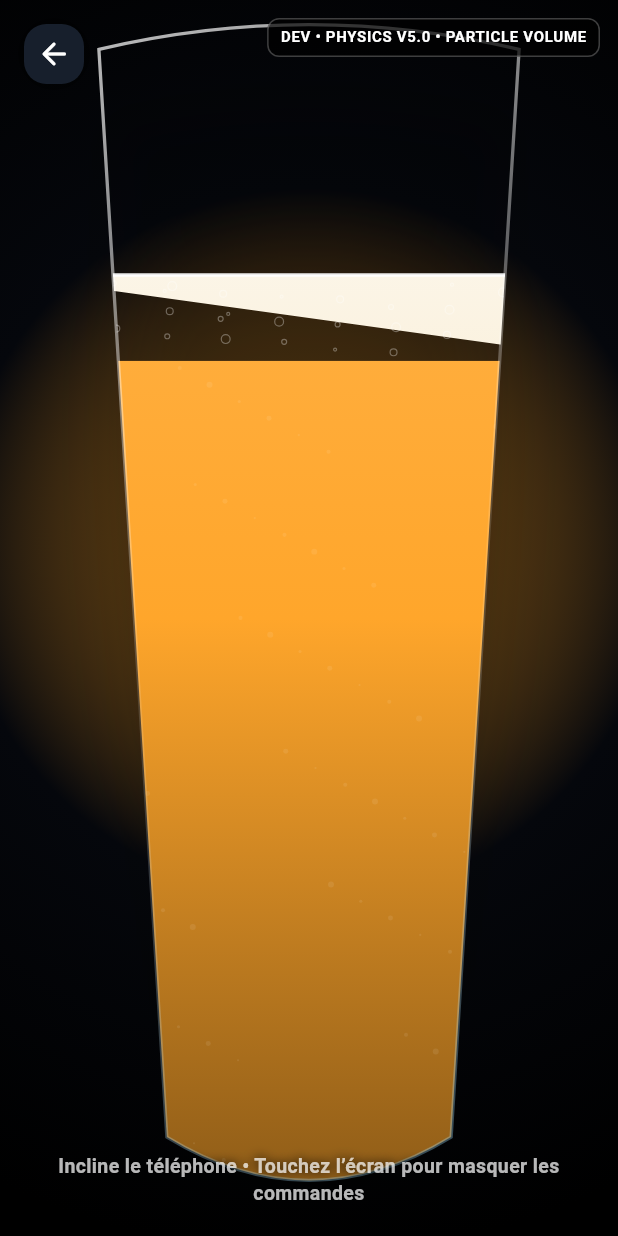
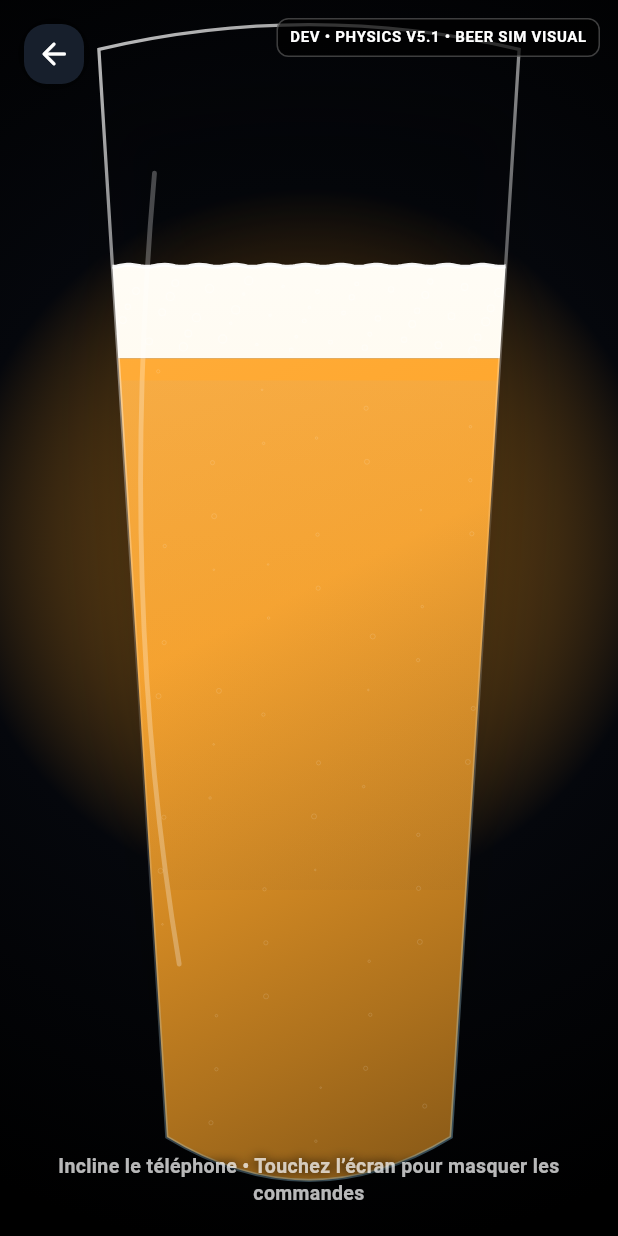
Before and after one commit to Neo52000/drinkverse, a Flutter app: the screen it shows after launch, after a tap on "Lancer la simulation", on a phone screen of 412 x 824 dp. Run offline on Flutter 3.47's test engine with Material 3 defaults, Android fonts, the phone set to English and light mode, and no system bars; our stand-ins replace sensors_plus.

Commit message:
feat: add V5.1 beer simulator visual pass and external pour stream

```diff
--- a/lib/widgets/drink_vessel.dart
+++ b/lib/widgets/drink_vessel.dart
@@ -17,7 +17,8 @@ class DrinkVessel extends StatefulWidget {
     this.paused = false,
   });
 
-  static const String debugVersion = 'DEV • PHYSICS V5.0 • PARTICLE VOLUME';
+  static const String debugVersion =
+      'DEV • PHYSICS V5.1 • BEER SIM VISUAL';
 
   final Drink drink;
   final double fillLevel;
@@ -31,7 +32,7 @@ class DrinkVessel extends StatefulWidget {
 
 class _DrinkVesselState extends State<DrinkVessel>
     with SingleTickerProviderStateMixin {
-  static const int _columns = 28;
+  static const int _columns = 44;
 
   late final AnimationController _controller;
   late final List<double> _height;
@@ -47,13 +48,14 @@ class _DrinkVesselState extends State<DrinkVessel>
   double _angularVelocity = 0;
   double _shake = 0;
   double _pour = 0;
+  double _flow = 0;
   double _displayFill = 0.72;
   double _initialFill = 0.72;
-  double _foam = 0.08;
+  double _foam = 0.075;
   double _residue = 0;
   Duration _lastElapsed = Duration.zero;
 
-  bool get _particleMode => widget.drink.foam;
+  bool get _beerMode => widget.drink.foam;
 
   @override
   void initState() {
@@ -74,7 +76,7 @@ class _DrinkVesselState extends State<DrinkVessel>
     super.didUpdateWidget(oldWidget);
     if (oldWidget.drink != widget.drink) {
       _reset();
-    } else if (oldWidget.fillLevel != widget.fillLevel && _pour < 0.01) {
+    } else if (oldWidget.fillLevel != widget.fillLevel && _flow < 0.01) {
       _displayFill = widget.fillLevel;
       _initialFill = widget.fillLevel;
     }
@@ -83,8 +85,9 @@ class _DrinkVesselState extends State<DrinkVessel>
   void _reset() {
     _displayFill = widget.fillLevel;
     _initialFill = widget.fillLevel;
-    _foam = 0.08;
+    _foam = 0.075;
     _residue = 0;
+    _flow = 0;
     for (var i = 0; i < _columns; i++) {
       _height[i] = 0;
       _velocity[i] = 0;
@@ -99,24 +102,27 @@ class _DrinkVesselState extends State<DrinkVessel>
       if (gravity > 0.01) {
         _targetTilt = (event.x / gravity).clamp(-1.0, 1.0).toDouble();
       }
-      final faceDown = (1 - event.y.abs() / 9.81).clamp(0.0, 1.0).toDouble();
-      _pour = faceDown;
+
+      final vertical = (event.y.abs() / 9.81).clamp(0.0, 1.0).toDouble();
+      _pour = (1 - vertical).clamp(0.0, 1.0).toDouble();
     }, onError: (_) {});
 
     _gyroscope = gyroscopeEventStream(
       samplingPeriod: SensorInterval.gameInterval,
     ).listen((event) {
-      _angularVelocity = (event.z * 0.9 + event.y * 0.1)
-          .clamp(-10.0, 10.0)
+      _angularVelocity = (event.z * 0.92 + event.y * 0.08)
+          .clamp(-12.0, 12.0)
           .toDouble();
       final energy = math.sqrt(
         event.x * event.x + event.y * event.y + event.z * event.z,
       );
-      _shake = math.max(_shake, (energy / 6).clamp(0.0, 1.0).toDouble());
-      final side = event.x >= 0 ? _columns * 2 ~/ 3 : _columns ~/ 3;
+      _shake = math.max(_shake, (energy / 6.5).clamp(0.0, 1.0).toDouble());
+
+      final impact = (event.y * 0.65 + event.z * 0.35).clamp(-8.0, 8.0);
+      final center = event.x >= 0 ? _columns * 2 ~/ 3 : _columns ~/ 3;
       for (var i = 0; i < _columns; i++) {
-        final d = i - side;
-        _velocity[i] += event.y * math.exp(-(d * d) / 30) * 0.05;
+        final d = i - center;
+        _velocity[i] += impact * math.exp(-(d * d) / 52) * 0.038;
       }
     }, onError: (_) {});
   }
@@ -128,7 +134,7 @@ class _DrinkVesselState extends State<DrinkVessel>
     _lastElapsed = elapsed;
     if (dt <= 0 || dt > 0.05) dt = 1 / 60;
 
-    if (_particleMode) {
+    if (_beerMode) {
       _stepFluid(dt);
       _stepPour(dt);
       setState(() {});
@@ -136,13 +142,14 @@ class _DrinkVesselState extends State<DrinkVessel>
   }
 
   void _stepFluid(double dt) {
-    final acceleration =
-        (_targetTilt - _tilt) * 18 - _tiltVelocity * 4.6 + _angularVelocity * 0.18;
+    final acceleration = (_targetTilt - _tilt) * 24 -
+        _tiltVelocity * 5.8 +
+        _angularVelocity * 0.13;
     _tiltVelocity += acceleration * dt;
     _tilt += _tiltVelocity * dt;
-    _tilt = _tilt.clamp(-1.18, 1.18).toDouble();
+    _tilt = _tilt.clamp(-1.08, 1.08).toDouble();
 
-    const substeps = 4;
+    const substeps = 5;
     final step = dt / substeps;
     for (var s = 0; s < substeps; s++) {
       for (var i = 0; i < _columns; i++) {
@@ -150,53 +157,66 @@ class _DrinkVesselState extends State<DrinkVessel>
         final left = _height[i == 0 ? 1 : i - 1];
         final right = _height[i == _columns - 1 ? _columns - 2 : i + 1];
         final laplacian = left + right - 2 * _height[i];
-        final equilibrium = x * _tilt * 0.40;
-        final turbulence = math.sin(
-              i * 0.73 + _controller.value * math.pi * 6,
+
+        // The bulk follows gravity. The secondary wave is deliberately small:
+        // beer should feel heavy, not gelatinous.
+        final equilibrium = x * _tilt * 0.31;
+        final travellingWave = math.sin(
+              i * 0.42 - _controller.value * math.pi * 5.2,
             ) *
             _shake *
-            0.012;
-        final force = laplacian * 48 +
-            (equilibrium - _height[i]) * 22 -
-            _velocity[i] * (5.2 - _shake * 1.4) +
-            turbulence;
+            0.008;
+        final edgeWeight = math.pow(x.abs(), 2).toDouble();
+        final wallRebound = -_tiltVelocity * x * edgeWeight * 0.032;
+
+        final force = laplacian * 72 +
+            (equilibrium - _height[i]) * 29 -
+            _velocity[i] * (6.8 - _shake * 1.5) +
+            travellingWave +
+            wallRebound;
         _velocity[i] += force * step;
         _next[i] = _height[i] + _velocity[i] * step;
       }
 
       final mean = _next.reduce((a, b) => a + b) / _columns;
       for (var i = 0; i < _columns; i++) {
-        _height[i] = (_next[i] - mean).clamp(-0.55, 0.55).toDouble();
+        _height[i] = (_next[i] - mean).clamp(-0.46, 0.46).toDouble();
       }
-      _velocity.first *= 0.62;
-      _velocity.last *= 0.62;
+      _velocity.first *= 0.48;
+      _velocity.last *= 0.48;
     }
 
-    _foam += (_shake * 0.16 - _foam) * dt * 0.7;
-    _foam = _foam.clamp(0.045, 0.22).toDouble();
-    _shake *= math.pow(0.025, dt).toDouble();
-    _angularVelocity *= math.pow(0.08, dt).toDouble();
+    final foamTarget = 0.072 + _shake * 0.105 + _flow * 0.045;
+    _foam += (foamTarget - _foam) * dt * (_shake > 0.2 ? 2.2 : 0.34);
+    _foam = _foam.clamp(0.055, 0.19).toDouble();
+    _shake *= math.pow(0.035, dt).toDouble();
+    _angularVelocity *= math.pow(0.065, dt).toDouble();
   }
 
   void _stepPour(double dt) {
-    if (_displayFill <= 0.001) return;
-    final threshold = 0.58 - _displayFill * 0.08;
-    final flow = ((_pour - threshold) / (1 - threshold))
+    if (_displayFill <= 0.001) {
+      _flow += (0 - _flow) * dt * 8;
+      return;
+    }
+
+    final threshold = 0.53 - _displayFill * 0.10;
+    final requested = ((_pour - threshold) / (1 - threshold))
         .clamp(0.0, 1.0)
         .toDouble();
-    if (flow <= 0) return;
+    _flow += (requested - _flow) * dt * (requested > _flow ? 10 : 5);
+    _flow = _flow.clamp(0.0, 1.0).toDouble();
 
-    _displayFill = (_displayFill - (0.06 + flow * flow * 0.44) * dt)
-        .clamp(0.0, 0.98)
-        .toDouble();
-    _shake = math.max(_shake, 0.35 + flow * 0.55);
+    if (_flow <= 0.012) return;
+    final rate = 0.035 + _flow * _flow * 0.49;
+    _displayFill = (_displayFill - rate * dt).clamp(0.0, 0.98).toDouble();
+    _shake = math.max(_shake, 0.22 + _flow * 0.52);
     _residue = ((_initialFill - _displayFill) / math.max(_initialFill, 0.01))
         .clamp(0.0, 1.0)
         .toDouble();
   }
 
   void _refill() {
-    if (!_particleMode || _displayFill > 0.02) return;
+    if (!_beerMode || _displayFill > 0.02) return;
     setState(_reset);
   }
 
@@ -237,20 +257,18 @@ class _DrinkVesselState extends State<DrinkVessel>
                   painter: _VesselShadowPainter(type: widget.drink.glassType),
                 ),
               ),
-              if (_particleMode)
+              if (_beerMode)
                 Positioned.fill(
                   child: ClipPath(
                     clipper: _VesselClipper(widget.drink.glassType),
                     child: CustomPaint(
-                      painter: _ParticleBeerPainter(
+                      painter: _BeerSimulatorPainter(
                         drink: widget.drink,
                         columns: List<double>.unmodifiable(_height),
                         fillLevel: _displayFill,
                         foamDepth: _foam,
                         energy: _shake,
                         residue: _residue,
-                        pour: _pour,
-                        tilt: _tilt,
                         progress: _controller.value,
                       ),
                     ),
@@ -268,6 +286,22 @@ class _DrinkVesselState extends State<DrinkVessel>
                       bubbles: widget.bubbles,
                       condensation: widget.condensation,
                       paused: widget.paused,
+                    ),
+                  ),
+                ),
+              if (_beerMode && _flow > 0.012)
+                Positioned.fill(
+                  child: IgnorePointer(
+                    child: CustomPaint(
+                      painter: _ExternalPourPainter(
+                        drink: widget.drink,
+                        columns: List<double>.unmodifiable(_height),
+                        fillLevel: _displayFill,
+                        foamDepth: _foam,
+                        flow: _flow,
+                        tilt: _tilt,
+                        progress: _controller.value,
+                      ),
                     ),
                   ),
                 ),
@@ -291,16 +325,14 @@ class _DrinkVesselState extends State<DrinkVessel>
   }
 }
 
-class _ParticleBeerPainter extends CustomPainter {
-  const _ParticleBeerPainter({
+class _BeerSimulatorPainter extends CustomPainter {
+  const _BeerSimulatorPainter({
     required this.drink,
     required this.columns,
     required this.fillLevel,
     required this.foamDepth,
     required this.energy,
     required this.residue,
-    required this.pour,
-    required this.tilt,
     required this.progress,
   });
 
@@ -310,8 +342,6 @@ class _ParticleBeerPainter extends CustomPainter {
   final double foamDepth;
   final double energy;
   final double residue;
-  final double pour;
-  final double tilt;
   final double progress;
 
   double _surface(double x, Size size) {
@@ -321,18 +351,19 @@ class _ParticleBeerPainter extends CustomPainter {
     final b = math.min(a + 1, columns.length - 1);
     final local = index - a;
     final displacement = columns[a] * (1 - local) + columns[b] * local;
-    final top = size.height * 0.04;
-    final bottom = size.height * 0.94;
+    final top = size.height * 0.035;
+    final bottom = size.height * 0.945;
     final base = bottom - (bottom - top) * fillLevel;
-    return base + displacement * size.height * 0.34;
+    return base + displacement * size.height * 0.31;
   }
 
-  Path _surfacePath(Size size, {double offset = 0}) {
+  Path _line(Size size, {double offset = 0, double roughness = 0}) {
     final path = Path();
-    const samples = 150;
+    const samples = 180;
     for (var i = 0; i <= samples; i++) {
       final x = size.width * i / samples;
-      final y = _surface(x, size) + offset;
+      final noise = math.sin(i * 0.61 + progress * math.pi * 2.1) * roughness;
+      final y = _surface(x, size) + offset + noise;
       i == 0 ? path.moveTo(x, y) : path.lineTo(x, y);
     }
     return path;
@@ -353,130 +384,238 @@ class _ParticleBeerPainter extends CustomPainter {
       return;
     }
 
-    final liquid = _surfacePath(size)
+    final liquid = _line(size)
       ..lineTo(size.width, size.height + 2)
       ..lineTo(0, size.height + 2)
       ..close();
-
     canvas.drawPath(
       liquid,
+      Paint()
+        ..shader = LinearGradient(
+          begin: Alignment.topLeft,
+          end: Alignment.bottomRight,
+          stops: const [0, 0.13, 0.48, 0.78, 1],
+          colors: [
+            Color.lerp(drink.color, Colors.white, 0.34)!,
+            Color.lerp(drink.color, Colors.white, 0.10)!,
+            drink.color,
+            Color.lerp(drink.color, Colors.black, 0.32)!,
+            Color.lerp(drink.color, Colors.black, 0.58)!,
+          ],
+        ).createShader(Offset.zero & size),
+    );
+
+    // Internal luminous band gives the liquid optical depth instead of a flat fill.
+    final glow = _line(size, offset: size.height * 0.018)
+      ..lineTo(size.width, size.height * 0.72)
+      ..lineTo(0, size.height * 0.72)
+      ..close();
+    canvas.drawPath(
+      glow,
       Paint()
         ..shader = LinearGradient(
           begin: Alignment.topCenter,
           end: Alignment.bottomCenter,
           colors: [
-            Color.lerp(drink.color, Colors.white, 0.18)!,
-            drink.color,
-            Color.lerp(drink.color, Colors.black, 0.48)!,
+            Colors.white.withValues(alpha: 0.16),
+            Colors.transparent,
           ],
         ).createShader(Offset.zero & size),
     );
 
     final foamPx = size.height * foamDepth;
-    final foam = _surfacePath(size, offset: -foamPx)
-      ..lineTo(size.width, _surface(size.width, size))
-      ..addPath(_surfacePath(size), Offset.zero)
-      ..close();
+    final foam = _line(size, offset: -foamPx, roughness: 0.7 + energy * 1.4);
+    for (var i = 180; i >= 0; i--) {
+      final x = size.width * i / 180;
+      foam.lineTo(x, _surface(x, size));
+    }
+    foam.close();
     canvas.drawPath(
       foam,
       Paint()
         ..shader = const LinearGradient(
           begin: Alignment.topCenter,
           end: Alignment.bottomCenter,
-          colors: [Color(0xFFFFFFFF), Color(0xFFF7E8C8), Color(0xFFDAB873)],
+          stops: [0, 0.38, 0.82, 1],
+          colors: [
+            Color(0xFFFFFFFF),
+            Color(0xFFFFFAEE),
+            Color(0xFFF1D8A8),
+            Color(0xFFC99548),
+          ],
         ).createShader(Offset.zero & size),
     );
 
-    final crest = _surfacePath(size, offset: -foamPx);
     canvas.drawPath(
-      crest,
+      _line(size, offset: -foamPx, roughness: 0.7 + energy * 1.4),
       Paint()
         ..style = PaintingStyle.stroke
-        ..strokeWidth = 2.4
-        ..color = Colors.white.withValues(alpha: 0.92),
+        ..strokeWidth = 2.6
+        ..strokeCap = StrokeCap.round
+        ..color = Colors.white.withValues(alpha: 0.96),
     );
 
-    final particles = 90 + (energy * 70).round();
-    for (var i = 0; i < particles; i++) {
-      final rx = ((i * 73 + 19) % 997) / 997;
-      final ry = ((i * 151 + 37) % 991) / 991;
-      final x = rx * size.width;
-      final top = _surface(x, size);
-      final y = top + ry * math.max(size.height - top, 1);
-      final radius = 0.7 + (i % 5) * 0.32;
+    // Carbonation rises over time instead of remaining as static dots.
+    final carbonation = 105 + (energy * 70).round();
+    for (var i = 0; i < carbonation; i++) {
+      final rx = ((i * 83 + 17) % 997) / 997;
+      final phase = (progress * (0.45 + (i % 7) * 0.07) + i * 0.137) % 1;
+      final x = rx * size.width + math.sin(i * 1.7 + progress * 8) * 1.8;
+      final top = _surface(x.clamp(0, size.width).toDouble(), size);
+      final y = size.height - phase * math.max(size.height - top, 1);
+      if (y <= top + 3) continue;
+      final radius = 0.55 + (i % 5) * 0.28;
       canvas.drawCircle(
         Offset(x, y),
         radius,
-        Paint()..color = Colors.white.withValues(alpha: 0.08 + energy * 0.08),
+        Paint()
+          ..style = PaintingStyle.stroke
+          ..strokeWidth = 0.65
+          ..color = Colors.white.withValues(alpha: 0.12 + energy * 0.08),
       );
     }
 
-    final foamBubbles = 38 + (energy * 36).round();
+    final foamBubbles = 72 + (energy * 45).round();
     for (var i = 0; i < foamBubbles; i++) {
-      final rx = ((i * 89 + 7) % 983) / 983;
-      final depth = ((i * 61 + 13) % 101) / 101;
+      final rx = ((i * 97 + 11) % 991) / 991;
+      final depth = ((i * 67 + 23) % 101) / 101;
       final x = rx * size.width;
-      final y = _surface(x, size) - foamPx * (0.1 + depth * 0.82);
+      final y = _surface(x, size) - foamPx * (0.08 + depth * 0.86);
+      final radius = 0.8 + (i % 5) * 0.48;
       canvas.drawCircle(
         Offset(x, y),
-        1.0 + (i % 4) * 0.65,
+        radius,
         Paint()
           ..style = PaintingStyle.stroke
-          ..strokeWidth = 0.8
-          ..color = Colors.white.withValues(alpha: 0.32),
+          ..strokeWidth = 0.75
+          ..color = Colors.white.withValues(alpha: 0.34),
       );
     }
 
-    if (residue > 0.03) {
-      for (var i = 0; i < 5; i++) {
-        final y = size.height * (0.16 + i * 0.105);
-        canvas.drawArc(
-          Rect.fromCenter(
-            center: Offset(size.width * 0.5, y),
-            width: size.width * (0.55 + i * 0.025),
-            height: 10 + i * 2,
-          ),
-          0,
-          math.pi,
-          false,
+    if (residue > 0.02) {
+      final rings = 3 + (residue * 6).round();
+      for (var i = 0; i < rings; i++) {
+        final y = size.height * (0.13 + i * 0.072);
+        final ring = Path()..moveTo(size.width * 0.19, y);
+        for (var s = 1; s <= 48; s++) {
+          final x = size.width * (0.19 + 0.62 * s / 48);
+          final drip = math.sin(s * 0.67 + i * 1.4) * (1.1 + residue * 2.2);
+          ring.lineTo(x, y + drip);
+        }
+        canvas.drawPath(
+          ring,
           Paint()
             ..style = PaintingStyle.stroke
-            ..strokeWidth = 1.2
-            ..color = const Color(0xFFF3DFB5)
-                .withValues(alpha: residue * (0.18 + i * 0.025)),
+            ..strokeWidth = 1.15
+            ..color = const Color(0xFFF4E1B9)
+                .withValues(alpha: 0.10 + residue * 0.24),
         );
       }
-    }
-
-    final flow = ((pour - 0.55) / 0.45).clamp(0.0, 1.0).toDouble();
-    if (flow > 0.02) {
-      final right = tilt >= 0;
-      final x = right ? size.width * 0.82 : size.width * 0.18;
-      final direction = right ? 1.0 : -1.0;
-      final y = _surface(x, size) - foamPx * 0.45;
-      final stream = Path()
-        ..moveTo(x, y)
-        ..cubicTo(
-          x + 12 * direction,
-          y - 14,
-          x + 22 * direction,
-          y - 45,
-          x + 28 * direction,
-          y - 86 - flow * 35,
-        );
-      canvas.drawPath(
-        stream,
-        Paint()
-          ..style = PaintingStyle.stroke
-          ..strokeCap = StrokeCap.round
-          ..strokeWidth = 5 + flow * 8
-          ..color = drink.color.withValues(alpha: 0.90),
-      );
     }
   }
 
   @override
-  bool shouldRepaint(covariant _ParticleBeerPainter oldDelegate) => true;
+  bool shouldRepaint(covariant _BeerSimulatorPainter oldDelegate) => true;
+}
+
+class _ExternalPourPainter extends CustomPainter {
+  const _ExternalPourPainter({
+    required this.drink,
+    required this.columns,
+    required this.fillLevel,
+    required this.foamDepth,
+    required this.flow,
+    required this.tilt,
+    required this.progress,
+  });
+
+  final Drink drink;
+  final List<double> columns;
+  final double fillLevel;
+  final double foamDepth;
+  final double flow;
+  final double tilt;
+  final double progress;
+
+  double _surface(double x, Size size) {
+    final t = (x / size.width).clamp(0.0, 1.0).toDouble();
+    final index = t * (columns.length - 1);
+    final a = index.floor();
+    final b = math.min(a + 1, columns.length - 1);
+    final local = index - a;
+    final d = columns[a] * (1 - local) + columns[b] * local;
+    final base = size.height * 0.945 - size.height * 0.91 * fillLevel;
+    return base + d * size.height * 0.31;
+  }
+
+  @override
+  void paint(Canvas canvas, Size size) {
+    final right = tilt >= 0;
+    final direction = right ? 1.0 : -1.0;
+    final lipX = right ? size.width * 0.835 : size.width * 0.165;
+    final lipY = math.min(
+      _surface(lipX, size) - size.height * foamDepth * 0.18,
+      size.height * 0.075,
+    );
+
+    final length = 58 + flow * 155;
+    final width = 3.0 + flow * 11;
+    final flutter = math.sin(progress * math.pi * 7) * flow * 3.5;
+    final stream = Path()
+      ..moveTo(lipX - direction * width * 0.45, lipY)
+      ..cubicTo(
+        lipX + direction * (8 + flutter),
+        lipY - 18,
+        lipX + direction * (17 + flutter),
+        lipY - length * 0.58,
+        lipX + direction * (24 + flutter),
+        lipY - length,
+      )
+      ..lineTo(
+        lipX + direction * (24 + flutter + width),
+        lipY - length,
+      )
+      ..cubicTo(
+        lipX + direction * (22 + flutter + width),
+        lipY - length * 0.55,
+        lipX + direction * (10 + width),
+        lipY - 12,
+        lipX + direction * width * 0.5,
+        lipY + 2,
+      )
+      ..close();
+
+    canvas.drawShadow(stream, Colors.black.withValues(alpha: 0.30), 5, false);
+    canvas.drawPath(
+      stream,
+      Paint()
+        ..shader = LinearGradient(
+          begin: Alignment.centerLeft,
+          end: Alignment.centerRight,
+          colors: [
+            Color.lerp(drink.color, Colors.black, 0.28)!.withValues(alpha: 0.88),
+            Color.lerp(drink.color, Colors.white, 0.30)!.withValues(alpha: 0.94),
+            drink.color.withValues(alpha: 0.86),
+          ],
+        ).createShader(stream.getBounds()),
+    );
+
+    if (flow > 0.55) {
+      for (var i = 0; i < 3; i++) {
+        final phase = (progress * (1.3 + i * 0.2) + i * 0.31) % 1;
+        final x = lipX + direction * (26 + flutter + i * 3);
+        final y = lipY - length - phase * (18 + flow * 24);
+        canvas.drawCircle(
+          Offset(x, y),
+          1.8 + i * 0.7,
+          Paint()..color = drink.color.withValues(alpha: 0.78),
+        );
+      }
+    }
+  }
+
+  @override
+  bool shouldRepaint(covariant _ExternalPourPainter oldDelegate) => true;
 }
 
 class _DebugVersionBadge extends StatelessWidget {
@@ -514,7 +653,8 @@ class _VesselClipper extends CustomClipper<Path> {
   Path getClip(Size size) => _buildVesselPath(size, type);
 
   @override
-  bool shouldReclip(covariant _VesselClipper oldClipper) => oldClipper.type != type;
+  bool shouldReclip(covariant _VesselClipper oldClipper) =>
+      oldClipper.type != type;
 }
 
 Path _buildVesselPath(Size size, GlassType type) {
@@ -596,6 +736,23 @@ class _VesselHighlightPainter extends CustomPainter {
           colors: [Color(0xCCFFFFFF), Color(0x22FFFFFF), Color(0x6686D8FF)],
         ).createShader(Offset.zero & size),
     );
+
+    final leftHighlight = Path()
+      ..moveTo(size.width * 0.25, size.height * 0.14)
+      ..quadraticBezierTo(
+        size.width * 0.19,
+        size.height * 0.48,
+        size.width * 0.29,
+        size.height * 0.78,
+      );
+    canvas.drawPath(
+      leftHighlight,
+      Paint()
+        ..style = PaintingStyle.stroke
+        ..strokeWidth = 3.2
+        ..strokeCap = StrokeCap.round
+        ..color = Colors.white.withValues(alpha: 0.27),
+    );
   }
 
   @override
```
